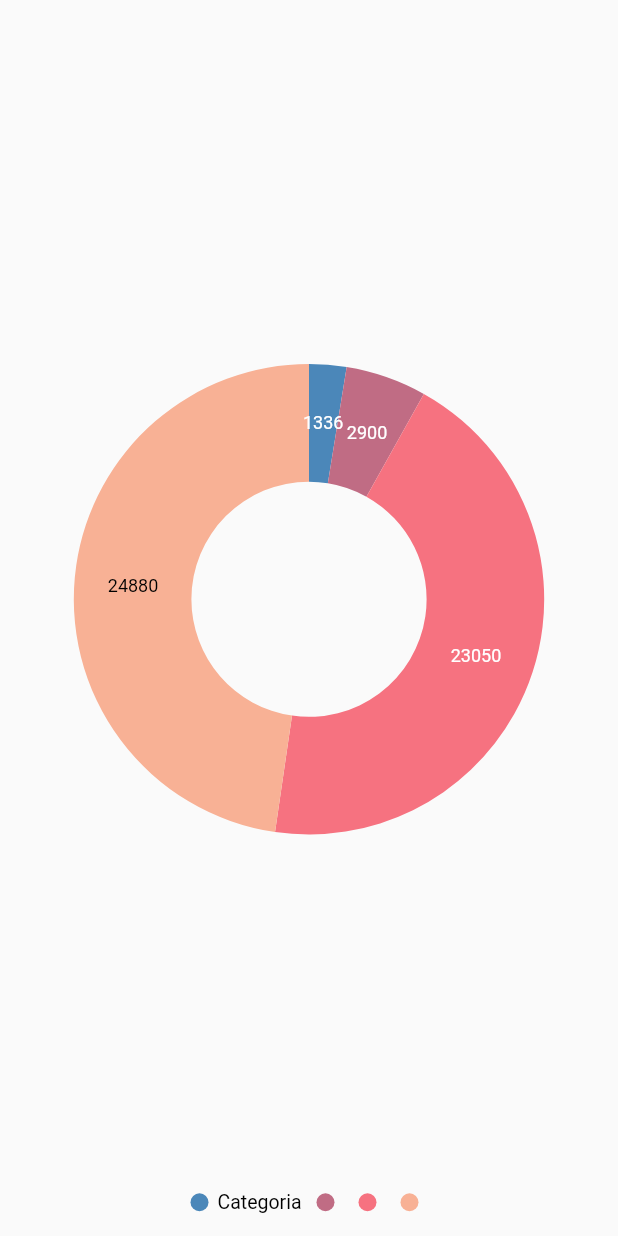
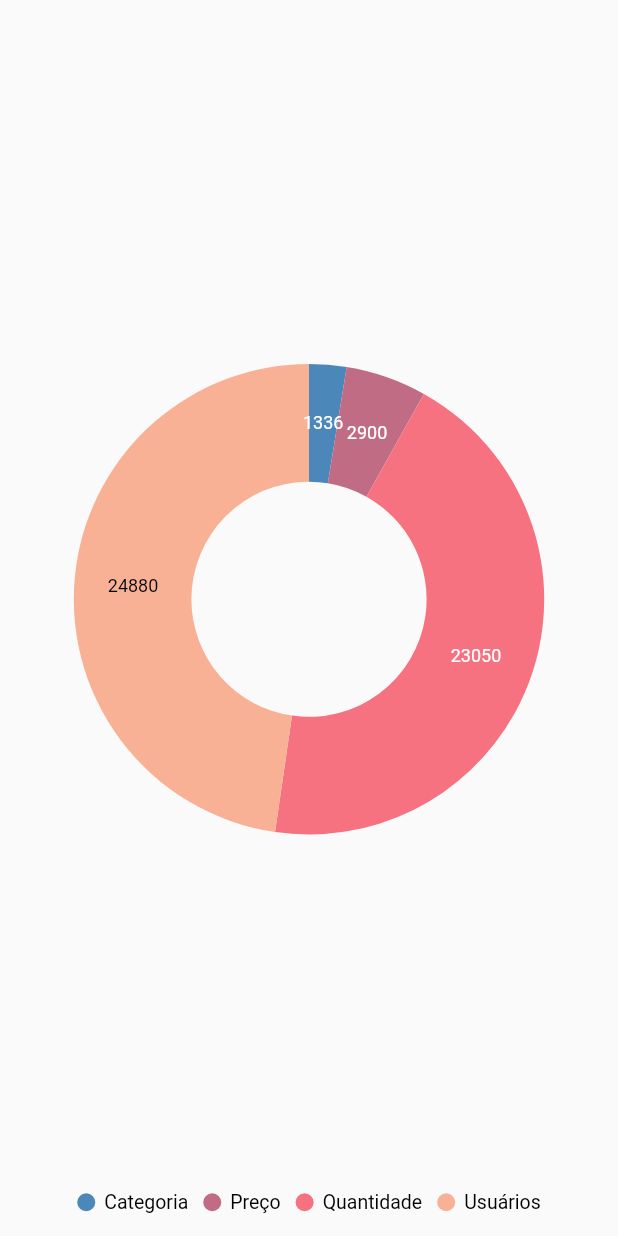
Before and after one commit to RodneiDias/maxshoes, a Flutter app: the GraficosPage screen opened directly, on a phone screen of 412 x 824 dp. Run offline on Flutter 3.47's test engine with Material 2 defaults, Android fonts, the light colour scheme and no system bars; our stand-ins replace cloud_firestore, file_picker, firebase_auth, firebase_core, font_awesome_flutter, syncfusion_flutter_charts; accounts and stored records are empty.

Commit message:
alteração da tela produtos

```diff
--- a/lib/pages/graficos_page.dart
+++ b/lib/pages/graficos_page.dart
@@ -23,7 +23,8 @@ class _GraficosPageState extends State<GraficosPage> {
       child: Scaffold(
         body: SfCircularChart(
           title: ChartTitle(text: ''),
-          legend: Legend(isVisible: true, overflowMode: LegendItemOverflowMode.wrap),
+          legend: Legend(
+              isVisible: true, overflowMode: LegendItemOverflowMode.wrap),
           tooltipBehavior: _tooltipBehavior,
           series: <CircularSeries>[
             DoughnutSeries<GDPData, String>(
@@ -41,9 +42,9 @@ class _GraficosPageState extends State<GraficosPage> {
   List<GDPData> getChartData(context) {
     final List<GDPData> chartData = [
       GDPData('Categoria', 1336),
-      GDPData('', 2900),
-      GDPData('', 23050),
-      GDPData('', 24880),
+      GDPData('Preço', 2900),
+      GDPData('Quantidade', 23050),
+      GDPData('Usuários', 24880),
     ];
     return chartData;
   }
--- a/lib/pages/home_page.dart
+++ b/lib/pages/home_page.dart
@@ -29,10 +29,10 @@ class _HomePageState extends State<HomePage> {
                   begin: Alignment.topLeft,
                   end: Alignment.bottomRight,
                   colors: <Color>[
-                Color(0xff014f86),
                 Color(0xff89c2d9),
+                Color(0xfff8f9fa),
                 Color(0xffced4da),
-                Color(0xfff8f9fa),
+                Color(0xff014f86)
               ])),
         ),
         title: const Text('MaxShoes',
--- a/lib/pages/lista_produtos.dart
+++ b/lib/pages/lista_produtos.dart
@@ -143,8 +143,8 @@ class _ListaProdutoState extends State<ListaProduto> {
         },
       ),
       floatingActionButton: FloatingActionButton(
-        backgroundColor: Color(0xffeaac8b),
-        child: Icon(Icons.add),
+        backgroundColor: Color(0xff89c2d9),
+        child: Icon(Icons.add, color: Color(0xff343a40)),
         onPressed: () {
           Navigator.push(
             context,
```
Also changed, not shown: lib/pages/telas_page.dart (+4 -4 lines), lib/pages/todos_produtos_page.dart (+19 -10 lines), lib/pages/todos_vendedores_page.dart (+8 -5 lines).
